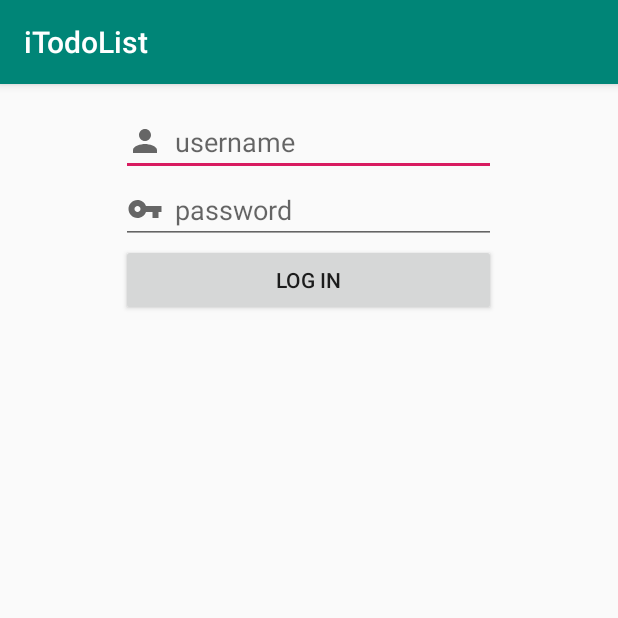
After one commit to VladlinMoiseenko/android-itodolist, an Android app: the RegistrationActivity screen opened directly, with no data from a screen before it, on a phone screen of 412 x 824 dp, the top half of it. The commit adds this screen. Run offline under Robolectric (Android 15) with nearby library versions, the phone set to English and light mode, and no system bars.

Commit message:
20190106_2114

```diff
--- a/app/src/main/AndroidManifest.xml
+++ b/app/src/main/AndroidManifest.xml
@@ -13,7 +13,7 @@
         android:theme="@style/AppTheme">
         <activity
             android:name=".ui.login.LoginActivity"
-            android:label="@string/app_name" >
+            android:label="@string/login_name" >
             <intent-filter>
                 <action android:name="android.intent.action.MAIN" />
                 <category android:name="android.intent.category.LAUNCHER" />
@@ -21,6 +21,11 @@
         </activity>
         <activity
             android:name=".ui.main.MainActivity"
+            android:label="@string/registration_name"
+            >
+        </activity>
+        <activity
+            android:name=".ui.registration.RegistrationActivity"
             android:label="@string/app_name"
             >
         </activity>
--- /dev/null
+++ b/app/src/main/java/ru/vladlin/itodolist/ui/registration/RegistrationActivity.java
@@ -0,0 +1,17 @@
+package ru.vladlin.itodolist.ui.registration;
+
+import android.support.v7.app.AppCompatActivity;
+import android.os.Bundle;
+
+import ru.vladlin.itodolist.R;
+
+public class RegistrationActivity extends AppCompatActivity {
+
+        @Override
+        protected void onCreate(Bundle savedInstanceState) {
+            super.onCreate(savedInstanceState);
+            setContentView(R.layout.activity_registration);
+
+        }
+
+}
--- /dev/null
+++ b/app/src/main/res/layout/activity_registration.xml
@@ -0,0 +1,43 @@
+<?xml version="1.0" encoding="utf-8"?>
+<LinearLayout xmlns:android="http://schemas.android.com/apk/res/android"
+    android:layout_width="250dp"
+    android:layout_height="wrap_content"
+    android:layout_gravity="center_horizontal"
+    android:layout_marginTop="16dp"
+    android:gravity="center"
+    android:orientation="vertical">
+
+    <EditText
+        android:id="@+id/username"
+        android:layout_width="match_parent"
+        android:layout_height="wrap_content"
+        android:drawablePadding="8dp"
+        android:drawableStart="@drawable/ic_username"
+        android:gravity="center_vertical"
+        android:hint="@string/user_name"
+        android:inputType="text"/>
+
+    <EditText
+        android:id="@+id/password"
+        android:layout_width="match_parent"
+        android:layout_height="wrap_content"
+        android:drawablePadding="8dp"
+        android:drawableStart="@drawable/ic_password"
+        android:gravity="center_vertical"
+        android:hint="@string/password"
+        android:inputType="textPassword" />
+
+    <Button
+        android:id="@+id/button"
+        android:layout_width="match_parent"
+        android:layout_height="wrap_content"
+        android:text="@string/log_in" />
+
+    <ProgressBar
+        android:id="@+id/progress"
+        android:layout_width="wrap_content"
+        android:layout_height="wrap_content"
+        android:layout_marginTop="8dp"
+        android:visibility="gone" />
+
+</LinearLayout>
--- a/app/src/main/res/values/strings.xml
+++ b/app/src/main/res/values/strings.xml
@@ -1,5 +1,7 @@
 <resources>
     <string name="app_name">iTodoList</string>
+    <string name="login_name">Login</string>
+    <string name="registration_name">Registration</string>
     <string name="action_settings">Settings</string>
     <string name="user_name">username</string>
     <string name="password">password</string>
```
Also changed, not shown: 1 other file.
